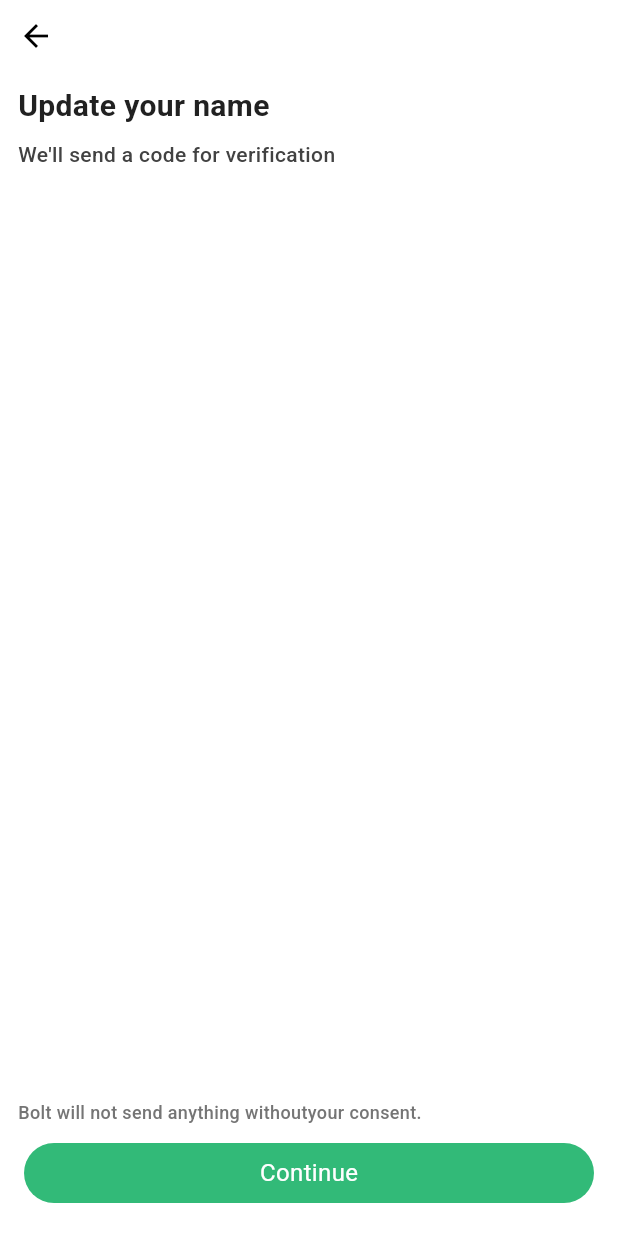
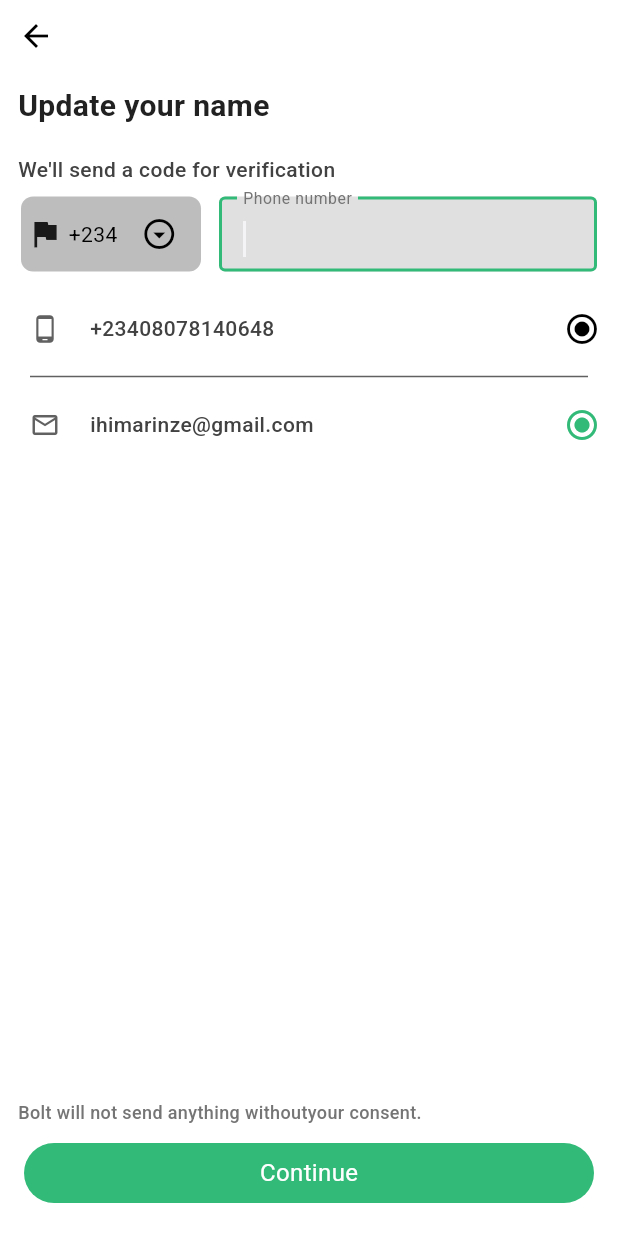
Before and after one commit to Eznira/bolt_ui, a Flutter app: the screen it shows after launch, on a phone screen of 412 x 824 dp. Run offline on Flutter 3.47's test engine with Material 3 defaults, Android fonts, the phone set to English and light mode, and no system bars.

```diff
--- a/lib/screens/profile/personal_info.dart
+++ b/lib/screens/profile/personal_info.dart
@@ -78,7 +78,7 @@ class PersonalInfo extends StatelessWidget {
                 Row(
                   children: [
                     Padding(
-                      padding: EdgeInsets.symmetric(
+                      padding: const EdgeInsets.symmetric(
                         horizontal: 20,
                       ),
                       child: Icon(
@@ -97,7 +97,7 @@ class PersonalInfo extends StatelessWidget {
                   onPressed: () {
                     // TODO: route to edit
                   },
-                  child: Text(
+                  child: const Text(
                     'Edit',
                     style: TextStyle(color: Colors.green),
                   ),
@@ -123,7 +123,7 @@ class PersonalInfo extends StatelessWidget {
                 Row(
                   children: [
                     Padding(
-                      padding: EdgeInsets.symmetric(
+                      padding: const EdgeInsets.symmetric(
                         horizontal: 20,
                       ),
                       child: Icon(
@@ -142,7 +142,7 @@ class PersonalInfo extends StatelessWidget {
                   onPressed: () {
                     // TODO: route to edit
                   },
-                  child: Text(
+                  child: const Text(
                     'Edit',
                     style: TextStyle(color: Colors.green),
                   ),
--- a/lib/screens/profile/update_phone_number.dart
+++ b/lib/screens/profile/update_phone_number.dart
@@ -1,4 +1,5 @@
 import 'package:bolt_ui/constants/app_color.dart';
+import 'package:bolt_ui/widgets/custom_form_field.dart';
 import 'package:flutter/material.dart';
 
 class UpdatePhoneNumber extends StatefulWidget {
@@ -37,6 +38,9 @@ class _UpdateInfoState extends State<UpdatePhoneNumber> {
               style: AppTextStyle.title1,
             ),
           ),
+          const SizedBox(
+            height: 10,
+          ),
           Padding(
             padding: const EdgeInsets.symmetric(
               horizontal: 12,
@@ -44,6 +48,127 @@ class _UpdateInfoState extends State<UpdatePhoneNumber> {
             child: Text(
               "We'll send a code for verification",
               style: AppTextStyle.body1,
+            ),
+          ),
+          Padding(
+            padding: const EdgeInsets.symmetric(
+              vertical: 8,
+              horizontal: 14,
+            ),
+            child: Row(
+              children: [
+                Container(
+                  height: 50,
+                  width: 120,
+                  decoration: BoxDecoration(
+                    color: Colors.grey.shade400,
+                    borderRadius: BorderRadius.circular(8),
+                  ),
+                  child: Row(
+                    mainAxisAlignment: MainAxisAlignment.spaceEvenly,
+                    children: [
+                      Icon(Icons.flag),
+                      const Text("+234"),
+                      IconButton(
+                        onPressed: () {},
+                        icon: Icon(Icons.arrow_drop_down_circle_outlined),
+                      ),
+                    ],
+                  ),
+                ),
+                const SizedBox(
+                  width: 12,
+                ),
+                Expanded(
+                  child: Container(
+                    height: 50,
+                    width: 120,
+                    decoration: BoxDecoration(
+                      borderRadius: BorderRadius.circular(8),
+                    ),
+                    child: CustomFormField(
+                      labelText: "Phone number",
+                      controller: _phoneNumberController,
+                      focusNode: _phoneNumberFocusNode,
+                    ),
+                  ),
+                ),
+              ],
+            ),
+          ),
+          Padding(
+            padding: const EdgeInsets.symmetric(vertical: 6),
+            child: Row(
+              mainAxisAlignment: MainAxisAlignment.spaceBetween,
+              children: [
+                Row(
+                  children: [
+                    Padding(
+                      padding: const EdgeInsets.symmetric(
+                        horizontal: 20,
+                      ),
+                      child: Icon(
+                        Icons.phone_android,
+                        size: 20,
+                        color: Colors.grey.shade700,
+                      ),
+                    ),
+                    Text(
+                      "+23408078140648",
+                      style: AppTextStyle.body1,
+                    ),
+                  ],
+                ),
+                IconButton(
+                  onPressed: () {},
+                  icon: const Icon(
+                    Icons.radio_button_on,
+                  ),
+                ),
+              ],
+            ),
+          ),
+          Padding(
+            padding: const EdgeInsets.symmetric(horizontal: 20),
+            child: SizedBox(
+              height: 4,
+              child: Divider(
+                height: 4,
+                color: Colors.grey.shade700,
+              ),
+            ),
+          ),
+          Padding(
+            padding: const EdgeInsets.symmetric(vertical: 6),
+            child: Row(
+              mainAxisAlignment: MainAxisAlignment.spaceBetween,
+              children: [
+                Row(
+                  children: [
+                    Padding(
+                      padding: const EdgeInsets.symmetric(
+                        horizontal: 20,
+                      ),
+                      child: Icon(
+                        Icons.email_outlined,
+                        size: 20,
+                        color: Colors.grey.shade700,
+                      ),
+                    ),
+                    Text(
+                      "ihimarinze@gmail.com",
+                      style: AppTextStyle.body1,
+                    ),
+                  ],
+                ),
+                IconButton(
+                  onPressed: () {},
+                  icon: const Icon(
+                    Icons.radio_button_on,
+                    color: AppColors.green,
+                  ),
+                ),
+              ],
             ),
           ),
           const Spacer(),
@@ -78,7 +203,7 @@ class _UpdateInfoState extends State<UpdatePhoneNumber> {
           ),
           const SizedBox(
             height: 10,
-          )
+          ),
         ],
       ),
     );
```
